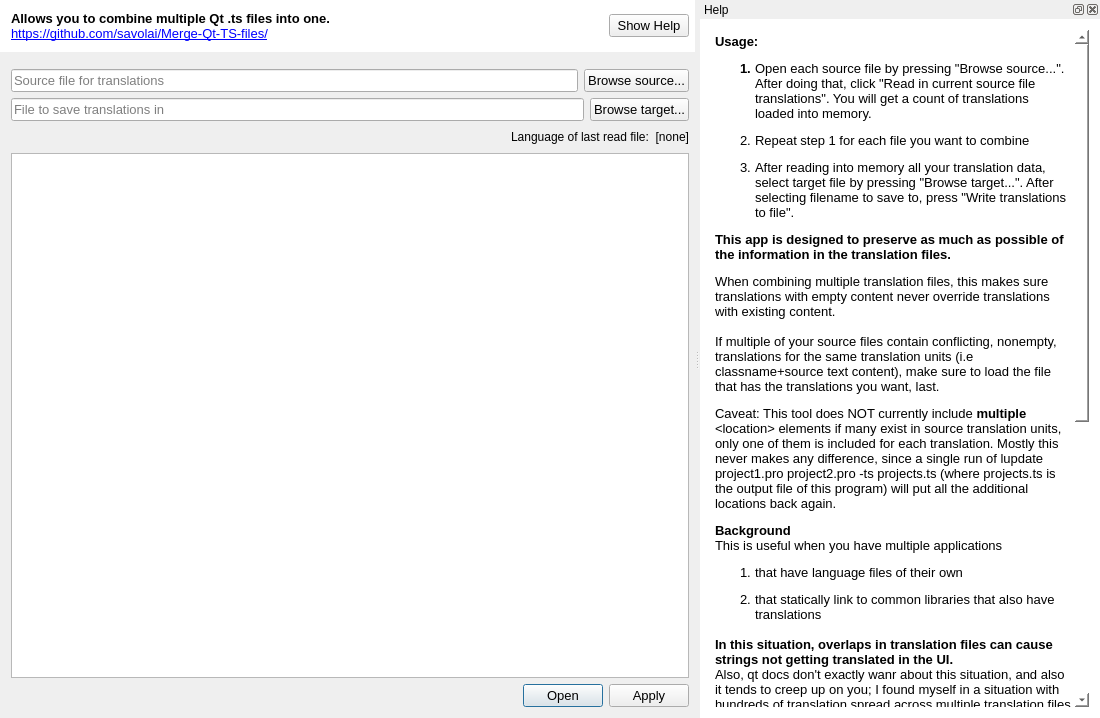
First picture: the form in combinetranslationfiles.ui, repository savolai/Merge-Qt-TS-files, before the edit.
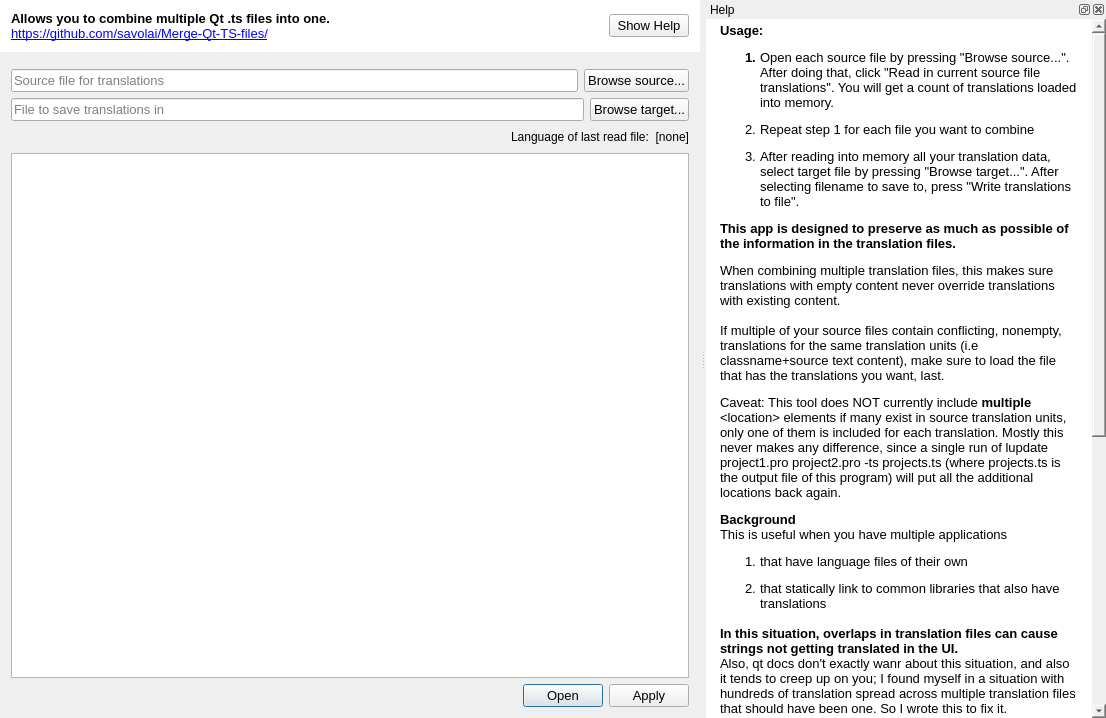
Second picture: the form after the edit.

Commit message: fix scrollbar bg, allow resizing window

```diff
--- a/combinetranslationfiles.ui
+++ b/combinetranslationfiles.ui
@@ -10,18 +10,6 @@
     <height>718</height>
    </rect>
   </property>
-  <property name="minimumSize">
-   <size>
-    <width>1100</width>
-    <height>0</height>
-   </size>
-  </property>
-  <property name="maximumSize">
-   <size>
-    <width>1100</width>
-    <height>16777215</height>
-   </size>
-  </property>
   <property name="font">
    <font>
     <pointsize>10</pointsize>
@@ -366,7 +354,7 @@
     </size>
    </property>
    <property name="styleSheet">
-    <string notr="true">#dockWidgetContents{background-color:white}</string>
+    <string notr="true"/>
    </property>
    <property name="features">
     <set>QDockWidget::DockWidgetClosable|QDockWidget::DockWidgetFloatable</set>
@@ -382,6 +370,18 @@
    </attribute>
    <widget class="QWidget" name="dockWidgetContents">
     <layout class="QVBoxLayout" name="verticalLayout_2">
+     <property name="leftMargin">
+      <number>0</number>
+     </property>
+     <property name="topMargin">
+      <number>0</number>
+     </property>
+     <property name="rightMargin">
+      <number>0</number>
+     </property>
+     <property name="bottomMargin">
+      <number>0</number>
+     </property>
      <item>
       <widget class="QTextBrowser" name="textBrowser_2">
        <property name="font">
@@ -402,34 +402,34 @@
         <string>&lt;!DOCTYPE HTML PUBLIC &quot;-//W3C//DTD HTML 4.0//EN&quot; &quot;http://www.w3.org/TR/REC-html40/strict.dtd&quot;&gt;
 &lt;html&gt;&lt;head&gt;&lt;meta name=&quot;qrichtext&quot; content=&quot;1&quot; /&gt;&lt;style type=&quot;text/css&quot;&gt;
 p, li { white-space: pre-wrap; }
-&lt;/style&gt;&lt;/head&gt;&lt;body style=&quot; font-family:'MS Shell Dlg 2'; font-size:8pt; font-weight:400; font-style:normal;&quot;&gt;
-&lt;p style=&quot; margin-top:0px; margin-bottom:0px; margin-left:0px; margin-right:0px; -qt-block-indent:0; text-indent:0px;&quot;&gt;&lt;span style=&quot; font-family:'Segoe UI,Arial,Helvetica,MS Shell Dlg 2'; font-size:10pt; font-weight:600;&quot;&gt;Usage: &lt;/span&gt;&lt;/p&gt;
-&lt;ol style=&quot;margin-top: 0px; margin-bottom: 0px; margin-left: 0px; margin-right: 0px; -qt-list-indent: 1;&quot;&gt;&lt;li style=&quot; font-family:'Segoe UI,Arial,Helvetica,MS Shell Dlg 2'; font-size:10pt; font-weight:600;&quot; style=&quot; margin-top:12px; margin-bottom:0px; margin-left:0px; margin-right:0px; -qt-block-indent:0; text-indent:0px;&quot;&gt;&lt;span style=&quot; font-weight:400;&quot;&gt;Open each source file by pressing &amp;quot;Browse source...&amp;quot;. After doing that, click &amp;quot;Read in current source file translations&amp;quot;. You will get a count of translations loaded into memory.&lt;/span&gt;&lt;/li&gt;
-&lt;li style=&quot; font-family:'Segoe UI,Arial,Helvetica,MS Shell Dlg 2'; font-size:10pt;&quot; style=&quot; margin-top:12px; margin-bottom:0px; margin-left:0px; margin-right:0px; -qt-block-indent:0; text-indent:0px;&quot;&gt;Repeat step 1 for each file you want to combine&lt;/li&gt;
-&lt;li style=&quot; font-family:'Segoe UI,Arial,Helvetica,MS Shell Dlg 2'; font-size:10pt;&quot; style=&quot; margin-top:12px; margin-bottom:0px; margin-left:0px; margin-right:0px; -qt-block-indent:0; text-indent:0px;&quot;&gt;After reading into memory all your translation data, select target file by pressing &amp;quot;Browse target...&amp;quot;. After selecting filename to save to, press &amp;quot;Write translations to file&amp;quot;. &lt;/li&gt;&lt;/ol&gt;
-&lt;p style=&quot; margin-top:12px; margin-bottom:0px; margin-left:0px; margin-right:0px; -qt-block-indent:0; text-indent:0px;&quot;&gt;&lt;span style=&quot; font-family:'Segoe UI,Arial,Helvetica,MS Shell Dlg 2'; font-size:10pt; font-weight:600;&quot;&gt;This app is designed to preserve as much as possible of the information in the translation files. &lt;/span&gt;&lt;/p&gt;
-&lt;p style=&quot; margin-top:12px; margin-bottom:0px; margin-left:0px; margin-right:0px; -qt-block-indent:0; text-indent:0px;&quot;&gt;&lt;span style=&quot; font-family:'Segoe UI,Arial,Helvetica,MS Shell Dlg 2'; font-size:10pt;&quot;&gt;When combining multiple translation files, this makes sure translations with empty content never override translations with existing content.&lt;/span&gt;&lt;/p&gt;
-&lt;p style=&quot;-qt-paragraph-type:empty; margin-top:0px; margin-bottom:0px; margin-left:0px; margin-right:0px; -qt-block-indent:0; text-indent:0px; font-family:'Segoe UI,Arial,Helvetica,MS Shell Dlg 2'; font-size:10pt;&quot;&gt;&lt;br /&gt;&lt;/p&gt;
-&lt;p style=&quot; margin-top:0px; margin-bottom:0px; margin-left:0px; margin-right:0px; -qt-block-indent:0; text-indent:0px;&quot;&gt;&lt;span style=&quot; font-family:'Segoe UI,Arial,Helvetica,MS Shell Dlg 2'; font-size:10pt;&quot;&gt;If multiple of your source files contain conflicting, nonempty, translations for the same translation units (i.e classname+source text content), make sure to load the file that has the translations you want, last.&lt;/span&gt;&lt;/p&gt;
-&lt;p style=&quot; margin-top:12px; margin-bottom:0px; margin-left:0px; margin-right:0px; -qt-block-indent:0; text-indent:0px;&quot;&gt;&lt;span style=&quot; font-family:'Segoe UI,Arial,Helvetica,MS Shell Dlg 2'; font-size:10pt;&quot;&gt;Caveat: This tool does NOT currently include &lt;/span&gt;&lt;span style=&quot; font-family:'Segoe UI,Arial,Helvetica,MS Shell Dlg 2'; font-size:10pt; font-weight:600;&quot;&gt;multiple&lt;/span&gt;&lt;span style=&quot; font-family:'Segoe UI,Arial,Helvetica,MS Shell Dlg 2'; font-size:10pt;&quot;&gt; &amp;lt;location&amp;gt; elements if many exist in source translation units, only one of them is included for each translation. Mostly this never makes any difference, since a single run of lupdate project1.pro project2.pro -ts projects.ts (where projects.ts is the output file of this program) will put all the additional locations back again. &lt;/span&gt;&lt;/p&gt;
-&lt;p style=&quot; margin-top:12px; margin-bottom:0px; margin-left:0px; margin-right:0px; -qt-block-indent:0; text-indent:0px;&quot;&gt;&lt;span style=&quot; font-family:'Segoe UI,Arial,Helvetica,MS Shell Dlg 2'; font-size:10pt; font-weight:600;&quot;&gt;Background&lt;/span&gt;&lt;/p&gt;
-&lt;p style=&quot; margin-top:0px; margin-bottom:0px; margin-left:0px; margin-right:0px; -qt-block-indent:0; text-indent:0px;&quot;&gt;&lt;span style=&quot; font-family:'Segoe UI,Arial,Helvetica,MS Shell Dlg 2'; font-size:10pt;&quot;&gt;This is useful when you have multiple applications&lt;/span&gt;&lt;/p&gt;
-&lt;ol style=&quot;margin-top: 0px; margin-bottom: 0px; margin-left: 0px; margin-right: 0px; -qt-list-indent: 1;&quot;&gt;&lt;li style=&quot; font-family:'Segoe UI,Arial,Helvetica,MS Shell Dlg 2'; font-size:10pt;&quot; style=&quot; margin-top:12px; margin-bottom:0px; margin-left:0px; margin-right:0px; -qt-block-indent:0; text-indent:0px;&quot;&gt;that have language files of their own&lt;/li&gt;
-&lt;li style=&quot; font-family:'Segoe UI,Arial,Helvetica,MS Shell Dlg 2'; font-size:10pt;&quot; style=&quot; margin-top:12px; margin-bottom:0px; margin-left:0px; margin-right:0px; -qt-block-indent:0; text-indent:0px;&quot;&gt;that statically link to common libraries that also have translations&lt;/li&gt;&lt;/ol&gt;
-&lt;p style=&quot; margin-top:0px; margin-bottom:0px; margin-left:0px; margin-right:0px; -qt-block-indent:0; text-indent:0px;&quot;&gt;&lt;span style=&quot; font-family:'Segoe UI,Arial,Helvetica,MS Shell Dlg 2'; font-size:10pt;&quot;&gt;    &lt;/span&gt;&lt;/p&gt;
-&lt;p style=&quot; margin-top:0px; margin-bottom:0px; margin-left:0px; margin-right:0px; -qt-block-indent:0; text-indent:0px;&quot;&gt;&lt;span style=&quot; font-family:'Segoe UI,Arial,Helvetica,MS Shell Dlg 2'; font-size:10pt; font-weight:600;&quot;&gt;In this situation, overlaps in translation files can cause strings not getting translated in the UI.&lt;/span&gt;&lt;/p&gt;
-&lt;p style=&quot; margin-top:0px; margin-bottom:0px; margin-left:0px; margin-right:0px; -qt-block-indent:0; text-indent:0px;&quot;&gt;&lt;span style=&quot; font-family:'Segoe UI,Arial,Helvetica,MS Shell Dlg 2'; font-size:10pt;&quot;&gt;Also, qt docs don't exactly wanr about this situation, and also it tends to creep up on you; I found myself in a situation with hundreds of translation spread across multiple translation files that should have been one. So I wrote this to fix it.&lt;/span&gt;&lt;/p&gt;
-&lt;p style=&quot;-qt-paragraph-type:empty; margin-top:0px; margin-bottom:0px; margin-left:0px; margin-right:0px; -qt-block-indent:0; text-indent:0px; font-family:'Segoe UI,Arial,Helvetica,MS Shell Dlg 2'; font-size:10pt;&quot;&gt;&lt;br /&gt;&lt;/p&gt;
-&lt;p style=&quot; margin-top:0px; margin-bottom:0px; margin-left:0px; margin-right:0px; -qt-block-indent:0; text-indent:0px;&quot;&gt;&lt;span style=&quot; font-family:'Segoe UI,Arial,Helvetica,MS Shell Dlg 2'; font-size:10pt; font-weight:600;&quot;&gt;The solution is to produce a common translation file for all the apps. &lt;/span&gt;&lt;span style=&quot; font-family:'Segoe UI,Arial,Helvetica,MS Shell Dlg 2'; font-size:10pt;&quot;&gt;First run your ts files through this app, combining translations. Then run lupdate like below - this updates the location tags of the translations to point to the right place(s).&lt;/span&gt;&lt;/p&gt;
-&lt;p style=&quot;-qt-paragraph-type:empty; margin-top:0px; margin-bottom:0px; margin-left:0px; margin-right:0px; -qt-block-indent:0; text-indent:0px; font-family:'Segoe UI,Arial,Helvetica,MS Shell Dlg 2'; font-size:10pt;&quot;&gt;&lt;br /&gt;&lt;/p&gt;
-&lt;p style=&quot; margin-top:0px; margin-bottom:0px; margin-left:0px; margin-right:0px; -qt-block-indent:0; text-indent:0px;&quot;&gt;&lt;span style=&quot; font-family:'Segoe UI,Arial,Helvetica,MS Shell Dlg 2'; font-size:10pt;&quot;&gt;After that, you can normally run lrelease on your ts file to produce .qm and load it from all your apps.&lt;/span&gt;&lt;/p&gt;
-&lt;p style=&quot;-qt-paragraph-type:empty; margin-top:0px; margin-bottom:0px; margin-left:0px; margin-right:0px; -qt-block-indent:0; text-indent:0px; font-family:'Segoe UI,Arial,Helvetica,MS Shell Dlg 2'; font-size:10pt;&quot;&gt;&lt;br /&gt;&lt;/p&gt;
-&lt;p style=&quot; margin-top:0px; margin-bottom:0px; margin-left:0px; margin-right:0px; -qt-block-indent:0; text-indent:0px;&quot;&gt;&lt;span style=&quot; font-family:'Segoe UI,Arial,Helvetica,MS Shell Dlg 2'; font-size:10pt;&quot;&gt;Thanks @David Faure for pointing me in the right direction.&lt;/span&gt;&lt;/p&gt;
-&lt;p style=&quot;-qt-paragraph-type:empty; margin-top:0px; margin-bottom:0px; margin-left:0px; margin-right:0px; -qt-block-indent:0; text-indent:0px; font-family:'Segoe UI,Arial,Helvetica,MS Shell Dlg 2'; font-size:10pt;&quot;&gt;&lt;br /&gt;&lt;/p&gt;
-&lt;p style=&quot; margin-top:0px; margin-bottom:0px; margin-left:0px; margin-right:0px; -qt-block-indent:0; text-indent:0px;&quot;&gt;&lt;span style=&quot; font-family:'Segoe UI,Arial,Helvetica,MS Shell Dlg 2'; font-size:10pt;&quot;&gt;Another option might be to load first the app specific language file and then on top of that, the translations for the common components. This occured to me too late. \o/ however, having all project translations in a single file tends to be a cleaner solution overall, as you will always know what has already been translated.&lt;/span&gt;&lt;/p&gt;
-&lt;p style=&quot; margin-top:12px; margin-bottom:12px; margin-left:0px; margin-right:0px; -qt-block-indent:0; text-indent:0px;&quot;&gt;&lt;a name=&quot;js-repo-pjax-container&quot;&gt;&lt;/a&gt;&lt;span style=&quot; font-family:'Segoe UI,Arial,Helvetica,MS Shell Dlg 2'; font-size:10pt;&quot;&gt;O&lt;/span&gt;&lt;span style=&quot; font-family:'Segoe UI,Arial,Helvetica,MS Shell Dlg 2'; font-size:10pt;&quot;&gt;ther options that might help:&lt;/span&gt;&lt;/p&gt;
-&lt;ol style=&quot;margin-top: 0px; margin-bottom: 0px; margin-left: 0px; margin-right: 0px; -qt-list-indent: 1;&quot;&gt;&lt;li style=&quot; font-family:'Segoe UI,Arial,Helvetica,MS Shell Dlg 2'; font-size:10pt;&quot; style=&quot; margin-top:12px; margin-bottom:0px; margin-left:0px; margin-right:0px; -qt-block-indent:0; text-indent:0px;&quot;&gt;When loading translation files into your app, first load the app specific language file and then on top of that, the translations for the common components. This occured to me too late. \o/ however, having all project translations in a single file tends to be a cleaner solution overall, as you will always know what has already been translated.&lt;/li&gt;
-&lt;li style=&quot; font-family:'Segoe UI,Arial,Helvetica,MS Shell Dlg 2'; font-size:10pt;&quot; style=&quot; margin-top:0px; margin-bottom:12px; margin-left:0px; margin-right:0px; -qt-block-indent:0; text-indent:0px;&quot;&gt;Using an XML merging tool such as those mentioned &lt;a href=&quot;http://stackoverflow.com/questions/80609/merge-xml-documents&quot;&gt;&lt;span style=&quot; text-decoration: underline; color:#0000ff;&quot;&gt;in this StackOverflow post&lt;/span&gt;&lt;/a&gt; might also work, but I enjoyed making this and emh, now we have a GUI :)&lt;/li&gt;&lt;/ol&gt;&lt;/body&gt;&lt;/html&gt;</string>
+&lt;/style&gt;&lt;/head&gt;&lt;body style=&quot; font-family:'MS Shell Dlg 2'; font-size:8pt; font-weight:400; font-style:normal;&quot; bgcolor=&quot;#ffffff&quot;&gt;
+&lt;p style=&quot; margin-top:10px; margin-bottom:0px; margin-left:10px; margin-right:10px; -qt-block-indent:0; text-indent:0px;&quot;&gt;&lt;span style=&quot; font-family:'Segoe UI,Arial,Helvetica,MS Shell Dlg 2'; font-size:10pt; font-weight:600;&quot;&gt;Usage: &lt;/span&gt;&lt;/p&gt;
+&lt;ol style=&quot;margin-top: 0px; margin-bottom: 0px; margin-left: 0px; margin-right: 0px; -qt-list-indent: 1;&quot;&gt;&lt;li style=&quot; font-family:'Segoe UI,Arial,Helvetica,MS Shell Dlg 2'; font-size:10pt; font-weight:600;&quot; style=&quot; margin-top:12px; margin-bottom:0px; margin-left:10px; margin-right:10px; -qt-block-indent:0; text-indent:0px;&quot;&gt;&lt;span style=&quot; font-weight:400;&quot;&gt;Open each source file by pressing &amp;quot;Browse source...&amp;quot;. After doing that, click &amp;quot;Read in current source file translations&amp;quot;. You will get a count of translations loaded into memory.&lt;/span&gt;&lt;/li&gt;
+&lt;li style=&quot; font-family:'Segoe UI,Arial,Helvetica,MS Shell Dlg 2'; font-size:10pt;&quot; style=&quot; margin-top:12px; margin-bottom:0px; margin-left:10px; margin-right:10px; -qt-block-indent:0; text-indent:0px;&quot;&gt;Repeat step 1 for each file you want to combine&lt;/li&gt;
+&lt;li style=&quot; font-family:'Segoe UI,Arial,Helvetica,MS Shell Dlg 2'; font-size:10pt;&quot; style=&quot; margin-top:12px; margin-bottom:0px; margin-left:10px; margin-right:10px; -qt-block-indent:0; text-indent:0px;&quot;&gt;After reading into memory all your translation data, select target file by pressing &amp;quot;Browse target...&amp;quot;. After selecting filename to save to, press &amp;quot;Write translations to file&amp;quot;. &lt;/li&gt;&lt;/ol&gt;
+&lt;p style=&quot; margin-top:12px; margin-bottom:0px; margin-left:10px; margin-right:10px; -qt-block-indent:0; text-indent:0px;&quot;&gt;&lt;span style=&quot; font-family:'Segoe UI,Arial,Helvetica,MS Shell Dlg 2'; font-size:10pt; font-weight:600;&quot;&gt;This app is designed to preserve as much as possible of the information in the translation files. &lt;/span&gt;&lt;/p&gt;
+&lt;p style=&quot; margin-top:12px; margin-bottom:0px; margin-left:10px; margin-right:10px; -qt-block-indent:0; text-indent:0px;&quot;&gt;&lt;span style=&quot; font-family:'Segoe UI,Arial,Helvetica,MS Shell Dlg 2'; font-size:10pt;&quot;&gt;When combining multiple translation files, this makes sure translations with empty content never override translations with existing content.&lt;/span&gt;&lt;/p&gt;
+&lt;p style=&quot;-qt-paragraph-type:empty; margin-top:0px; margin-bottom:0px; margin-left:10px; margin-right:10px; -qt-block-indent:0; text-indent:0px; font-family:'Segoe UI,Arial,Helvetica,MS Shell Dlg 2'; font-size:10pt;&quot;&gt;&lt;br /&gt;&lt;/p&gt;
+&lt;p style=&quot; margin-top:0px; margin-bottom:0px; margin-left:10px; margin-right:10px; -qt-block-indent:0; text-indent:0px;&quot;&gt;&lt;span style=&quot; font-family:'Segoe UI,Arial,Helvetica,MS Shell Dlg 2'; font-size:10pt;&quot;&gt;If multiple of your source files contain conflicting, nonempty, translations for the same translation units (i.e classname+source text content), make sure to load the file that has the translations you want, last.&lt;/span&gt;&lt;/p&gt;
+&lt;p style=&quot; margin-top:12px; margin-bottom:0px; margin-left:10px; margin-right:10px; -qt-block-indent:0; text-indent:0px;&quot;&gt;&lt;span style=&quot; font-family:'Segoe UI,Arial,Helvetica,MS Shell Dlg 2'; font-size:10pt;&quot;&gt;Caveat: This tool does NOT currently include &lt;/span&gt;&lt;span style=&quot; font-family:'Segoe UI,Arial,Helvetica,MS Shell Dlg 2'; font-size:10pt; font-weight:600;&quot;&gt;multiple&lt;/span&gt;&lt;span style=&quot; font-family:'Segoe UI,Arial,Helvetica,MS Shell Dlg 2'; font-size:10pt;&quot;&gt; &amp;lt;location&amp;gt; elements if many exist in source translation units, only one of them is included for each translation. Mostly this never makes any difference, since a single run of lupdate project1.pro project2.pro -ts projects.ts (where projects.ts is the output file of this program) will put all the additional locations back again. &lt;/span&gt;&lt;/p&gt;
+&lt;p style=&quot; margin-top:12px; margin-bottom:0px; margin-left:10px; margin-right:10px; -qt-block-indent:0; text-indent:0px;&quot;&gt;&lt;span style=&quot; font-family:'Segoe UI,Arial,Helvetica,MS Shell Dlg 2'; font-size:10pt; font-weight:600;&quot;&gt;Background&lt;/span&gt;&lt;/p&gt;
+&lt;p style=&quot; margin-top:0px; margin-bottom:0px; margin-left:10px; margin-right:10px; -qt-block-indent:0; text-indent:0px;&quot;&gt;&lt;span style=&quot; font-family:'Segoe UI,Arial,Helvetica,MS Shell Dlg 2'; font-size:10pt;&quot;&gt;This is useful when you have multiple applications&lt;/span&gt;&lt;/p&gt;
+&lt;ol style=&quot;margin-top: 0px; margin-bottom: 0px; margin-left: 0px; margin-right: 0px; -qt-list-indent: 1;&quot;&gt;&lt;li style=&quot; font-family:'Segoe UI,Arial,Helvetica,MS Shell Dlg 2'; font-size:10pt;&quot; style=&quot; margin-top:12px; margin-bottom:0px; margin-left:10px; margin-right:10px; -qt-block-indent:0; text-indent:0px;&quot;&gt;that have language files of their own&lt;/li&gt;
+&lt;li style=&quot; font-family:'Segoe UI,Arial,Helvetica,MS Shell Dlg 2'; font-size:10pt;&quot; style=&quot; margin-top:12px; margin-bottom:0px; margin-left:10px; margin-right:10px; -qt-block-indent:0; text-indent:0px;&quot;&gt;that statically link to common libraries that also have translations&lt;/li&gt;&lt;/ol&gt;
+&lt;p style=&quot; margin-top:0px; margin-bottom:0px; margin-left:10px; margin-right:10px; -qt-block-indent:0; text-indent:0px;&quot;&gt;&lt;span style=&quot; font-family:'Segoe UI,Arial,Helvetica,MS Shell Dlg 2'; font-size:10pt;&quot;&gt;    &lt;/span&gt;&lt;/p&gt;
+&lt;p style=&quot; margin-top:0px; margin-bottom:0px; margin-left:10px; margin-right:10px; -qt-block-indent:0; text-indent:0px;&quot;&gt;&lt;span style=&quot; font-family:'Segoe UI,Arial,Helvetica,MS Shell Dlg 2'; font-size:10pt; font-weight:600;&quot;&gt;In this situation, overlaps in translation files can cause strings not getting translated in the UI.&lt;/span&gt;&lt;/p&gt;
+&lt;p style=&quot; margin-top:0px; margin-bottom:0px; margin-left:10px; margin-right:10px; -qt-block-indent:0; text-indent:0px;&quot;&gt;&lt;span style=&quot; font-family:'Segoe UI,Arial,Helvetica,MS Shell Dlg 2'; font-size:10pt;&quot;&gt;Also, qt docs don't exactly wanr about this situation, and also it tends to creep up on you; I found myself in a situation with hundreds of translation spread across multiple translation files that should have been one. So I wrote this to fix it.&lt;/span&gt;&lt;/p&gt;
+&lt;p style=&quot;-qt-paragraph-type:empty; margin-top:0px; margin-bottom:0px; margin-left:10px; margin-right:10px; -qt-block-indent:0; text-indent:0px; font-family:'Segoe UI,Arial,Helvetica,MS Shell Dlg 2'; font-size:10pt;&quot;&gt;&lt;br /&gt;&lt;/p&gt;
+&lt;p style=&quot; margin-top:0px; margin-bottom:0px; margin-left:10px; margin-right:10px; -qt-block-indent:0; text-indent:0px;&quot;&gt;&lt;span style=&quot; font-family:'Segoe UI,Arial,Helvetica,MS Shell Dlg 2'; font-size:10pt; font-weight:600;&quot;&gt;The solution is to produce a common translation file for all the apps. &lt;/span&gt;&lt;span style=&quot; font-family:'Segoe UI,Arial,Helvetica,MS Shell Dlg 2'; font-size:10pt;&quot;&gt;First run your ts files through this app, combining translations. Then run lupdate like below - this updates the location tags of the translations to point to the right place(s).&lt;/span&gt;&lt;/p&gt;
+&lt;p style=&quot;-qt-paragraph-type:empty; margin-top:0px; margin-bottom:0px; margin-left:10px; margin-right:10px; -qt-block-indent:0; text-indent:0px; font-family:'Segoe UI,Arial,Helvetica,MS Shell Dlg 2'; font-size:10pt;&quot;&gt;&lt;br /&gt;&lt;/p&gt;
+&lt;p style=&quot; margin-top:0px; margin-bottom:0px; margin-left:10px; margin-right:10px; -qt-block-indent:0; text-indent:0px;&quot;&gt;&lt;span style=&quot; font-family:'Segoe UI,Arial,Helvetica,MS Shell Dlg 2'; font-size:10pt;&quot;&gt;After that, you can normally run lrelease on your ts file to produce .qm and load it from all your apps.&lt;/span&gt;&lt;/p&gt;
+&lt;p style=&quot;-qt-paragraph-type:empty; margin-top:0px; margin-bottom:0px; margin-left:10px; margin-right:10px; -qt-block-indent:0; text-indent:0px; font-family:'Segoe UI,Arial,Helvetica,MS Shell Dlg 2'; font-size:10pt;&quot;&gt;&lt;br /&gt;&lt;/p&gt;
+&lt;p style=&quot; margin-top:0px; margin-bottom:0px; margin-left:10px; margin-right:10px; -qt-block-indent:0; text-indent:0px;&quot;&gt;&lt;span style=&quot; font-family:'Segoe UI,Arial,Helvetica,MS Shell Dlg 2'; font-size:10pt;&quot;&gt;Thanks @David Faure for pointing me in the right direction.&lt;/span&gt;&lt;/p&gt;
+&lt;p style=&quot;-qt-paragraph-type:empty; margin-top:0px; margin-bottom:0px; margin-left:10px; margin-right:10px; -qt-block-indent:0; text-indent:0px; font-family:'Segoe UI,Arial,Helvetica,MS Shell Dlg 2'; font-size:10pt;&quot;&gt;&lt;br /&gt;&lt;/p&gt;
+&lt;p style=&quot; margin-top:0px; margin-bottom:0px; margin-left:10px; margin-right:10px; -qt-block-indent:0; text-indent:0px;&quot;&gt;&lt;span style=&quot; font-family:'Segoe UI,Arial,Helvetica,MS Shell Dlg 2'; font-size:10pt;&quot;&gt;Another option might be to load first the app specific language file and then on top of that, the translations for the common components. This occured to me too late. \o/ however, having all project translations in a single file tends to be a cleaner solution overall, as you will always know what has already been translated.&lt;/span&gt;&lt;/p&gt;
+&lt;p style=&quot; margin-top:12px; margin-bottom:12px; margin-left:10px; margin-right:10px; -qt-block-indent:0; text-indent:0px;&quot;&gt;&lt;a name=&quot;js-repo-pjax-container&quot;&gt;&lt;/a&gt;&lt;span style=&quot; font-family:'Segoe UI,Arial,Helvetica,MS Shell Dlg 2'; font-size:10pt;&quot;&gt;O&lt;/span&gt;&lt;span style=&quot; font-family:'Segoe UI,Arial,Helvetica,MS Shell Dlg 2'; font-size:10pt;&quot;&gt;ther options that might help:&lt;/span&gt;&lt;/p&gt;
+&lt;ol style=&quot;margin-top: 0px; margin-bottom: 0px; margin-left: 0px; margin-right: 0px; -qt-list-indent: 1;&quot;&gt;&lt;li style=&quot; font-family:'Segoe UI,Arial,Helvetica,MS Shell Dlg 2'; font-size:10pt;&quot; style=&quot; margin-top:12px; margin-bottom:0px; margin-left:10px; margin-right:10px; -qt-block-indent:0; text-indent:0px;&quot;&gt;When loading translation files into your app, first load the app specific language file and then on top of that, the translations for the common components. This occured to me too late. \o/ however, having all project translations in a single file tends to be a cleaner solution overall, as you will always know what has already been translated.&lt;/li&gt;
+&lt;li style=&quot; font-family:'Segoe UI,Arial,Helvetica,MS Shell Dlg 2'; font-size:10pt;&quot; style=&quot; margin-top:0px; margin-bottom:12px; margin-left:10px; margin-right:10px; -qt-block-indent:0; text-indent:0px;&quot;&gt;Using an XML merging tool such as those mentioned &lt;a href=&quot;http://stackoverflow.com/questions/80609/merge-xml-documents&quot;&gt;&lt;span style=&quot; text-decoration: underline; color:#0000ff;&quot;&gt;in this StackOverflow post&lt;/span&gt;&lt;/a&gt; might also work, but I enjoyed making this and emh, now we have a GUI :)&lt;/li&gt;&lt;/ol&gt;&lt;/body&gt;&lt;/html&gt;</string>
        </property>
       </widget>
      </item>
```
